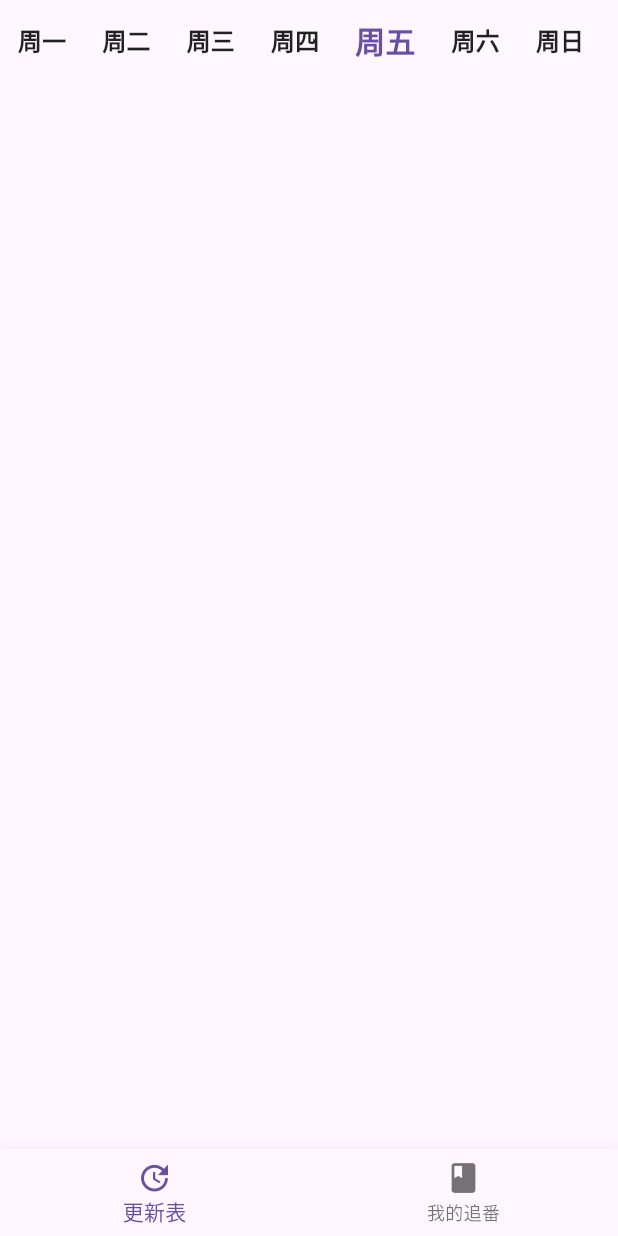
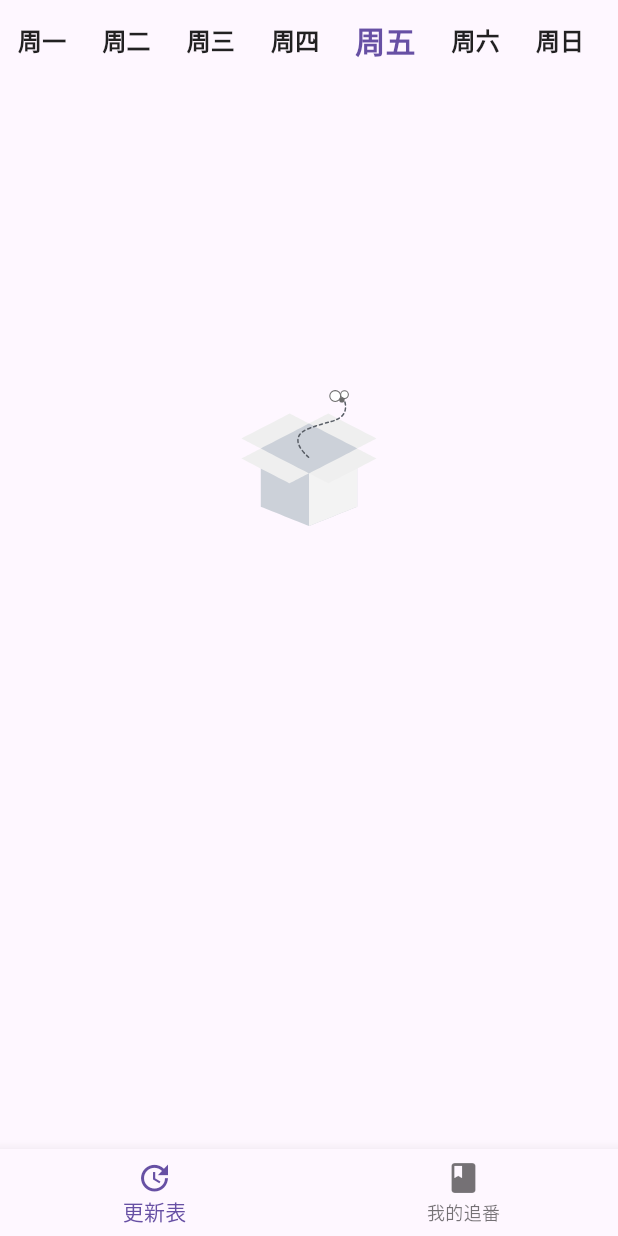
Before and after one commit to Minori-ty/flutter_anime_schedule, a Flutter app: the screen it shows after launch, on a phone screen of 412 x 824 dp. Run offline on Flutter 3.47's test engine with Material 3 defaults, Android fonts, the phone set to English and light mode, and no system bars; our stand-ins replace cached_network_image, get, hive, hive_flutter, lottie; accounts and stored records are empty.

Commit message:
feat: 添加lottie动画

```diff
--- a/lib/src/pages/schedule.dart
+++ b/lib/src/pages/schedule.dart
@@ -4,6 +4,7 @@ import 'package:flutter_anime_schedule/src/conponents/tab_appbar.dart';
 import 'package:flutter_anime_schedule/src/models/anime_model.dart';
 import 'package:flutter_anime_schedule/src/services/anime_service.dart';
 import 'package:flutter_anime_schedule/src/utils/index.dart';
+import 'package:lottie/lottie.dart'; // Import the Lottie package
 
 class SchedulePage extends StatefulWidget {
   const SchedulePage({super.key});
@@ -66,7 +67,21 @@ class _SchedulePageState extends State<SchedulePage> {
             } else if (snapshot.hasError) {
               return Center(child: Text('Error: ${snapshot.error}'));
             } else if (!snapshot.hasData || snapshot.data!.isEmpty) {
-              return const Center(child: Text('No data available'));
+              return RefreshIndicator(
+                onRefresh: _refreshAnimes,
+                child: ListView(
+                  children: [
+                    SizedBox(
+                      height: MediaQuery.of(context).size.height *
+                          0.6, // Adjust the height as needed
+                      child: Center(
+                        child: Lottie.asset(
+                            'assets/lottie/empty.json'), // Display Lottie animation
+                      ),
+                    ),
+                  ],
+                ),
+              );
             } else {
               var groupedAnimes = snapshot.data!;
               return TabBarView(
@@ -89,6 +104,23 @@ class _SchedulePageState extends State<SchedulePage> {
 
   Widget _buildAnimeList(Map<String, List<AnimeModel>> animeMap) {
     var sortedTimes = animeMap.keys.toList()..sort();
+    if (sortedTimes.isEmpty) {
+      return RefreshIndicator(
+        onRefresh: _refreshAnimes,
+        child: ListView(
+          children: [
+            SizedBox(
+              height: MediaQuery.of(context).size.height *
+                  0.6, // Adjust the height as needed
+              child: Center(
+                child: Lottie.asset(
+                    'assets/lottie/empty.json'), // Display Lottie animation
+              ),
+            ),
+          ],
+        ),
+      );
+    }
     return RefreshIndicator(
       onRefresh: _refreshAnimes,
       child: ListView.builder(
--- a/pubspec.yaml
+++ b/pubspec.yaml
@@ -40,6 +40,7 @@ dependencies:
     hive_flutter: ^1.1.0
     path_provider: ^2.1.5
     cached_network_image: ^3.4.1
+    lottie: ^3.3.1
 
 dev_dependencies:
     flutter_test:
@@ -65,7 +66,8 @@ flutter:
     uses-material-design: true
 
     # To add assets to your application, add an assets section, like this:
-    # assets:
+    assets:
+        - assets/lottie/
     #   - images/a_dot_burr.jpeg
     #   - images/a_dot_ham.jpeg
 
```
Also changed, not shown: assets/lottie/empty.json (added, +1 -0 lines), lib/src/pages/my_anime.dart (+25 -3 lines), pubspec.lock.
